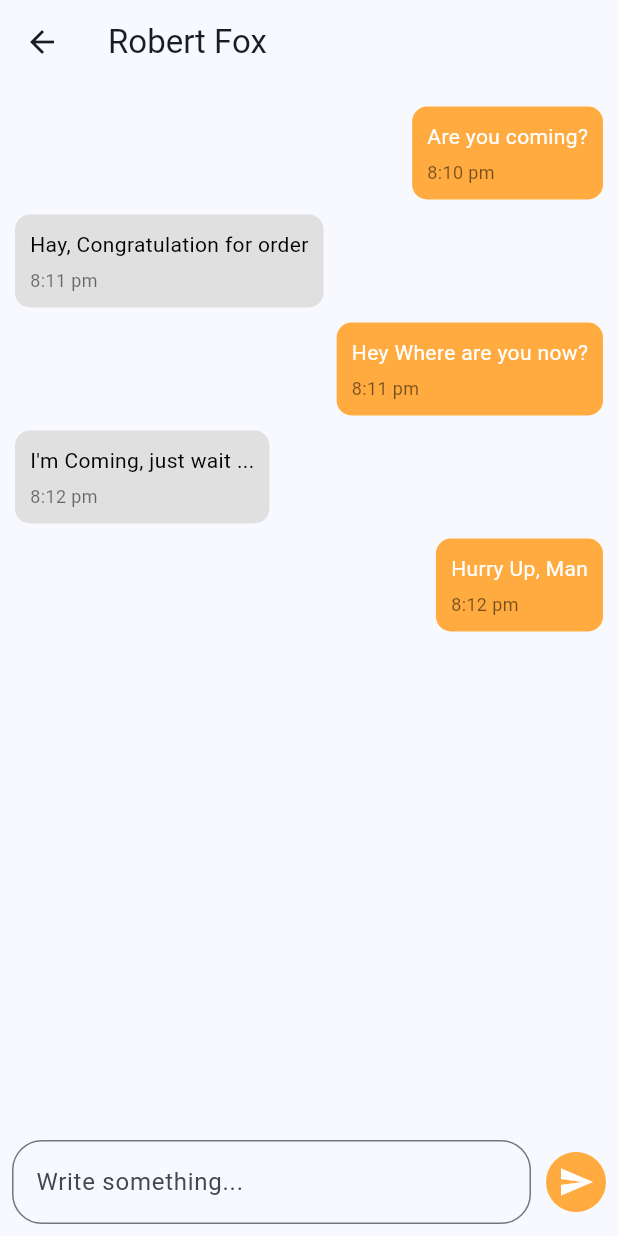
After one commit to TI-POLINDRA/PEMOBILE2-D4RPL2B-PRAKTIKUM4, a Flutter app: the ChatScreen screen opened by its route, on a phone screen of 412 x 824 dp. The commit adds this screen. Run offline on Flutter 3.47's test engine with Material 3 defaults, Android fonts, the phone set to English and light mode, and no system bars; our stand-ins replace flutter_screenutil, font_awesome_flutter; missing offline and left inert: iconify_flutter.

Commit message:
UI: saya membuat ui chat

```diff
--- a/lib/main.dart
+++ b/lib/main.dart
@@ -1,6 +1,7 @@
 import 'package:flutter/material.dart';
 import 'package:flutter_screenutil/flutter_screenutil.dart';
 import 'package:pemobile2_d4rpl3b_praktikum4/screens/Onboarding3.dart';
+import 'package:pemobile2_d4rpl3b_praktikum4/screens/chat_screen.dart';
 import 'package:pemobile2_d4rpl3b_praktikum4/screens/login_screen.dart';
 import 'package:pemobile2_d4rpl3b_praktikum4/screens/home_view_v3.dart';
 import 'package:pemobile2_d4rpl3b_praktikum4/screens/verification_page.dart';
@@ -44,7 +45,7 @@ class MyApp extends StatelessWidget {
             '/nomastercard': (context) => PaymentScreen(),
             '/payment': (context) => PaymentScreen(),
             '/search': (context) => const SearchScreen(),
-
+            '/chat': (context) => ChatScreen(),
           },
         );
       },
--- /dev/null
+++ b/lib/screens/chat_screen.dart
@@ -0,0 +1,101 @@
+import 'package:flutter/material.dart';
+
+void main() {
+  runApp(ChatApp());
+}
+
+class ChatApp extends StatelessWidget {
+  @override
+  Widget build(BuildContext context) {
+    return MaterialApp(debugShowCheckedModeBanner: false, home: ChatScreen());
+  }
+}
+
+class ChatScreen extends StatelessWidget {
+  final List<Map<String, dynamic>> messages = [
+    {"text": "Are you coming?", "isMe": true, "time": "8:10 pm"},
+    {"text": "Hay, Congratulation for order", "isMe": false, "time": "8:11 pm"},
+    {"text": "Hey Where are you now?", "isMe": true, "time": "8:11 pm"},
+    {"text": "I'm Coming, just wait ...", "isMe": false, "time": "8:12 pm"},
+    {"text": "Hurry Up, Man", "isMe": true, "time": "8:12 pm"},
+  ];
+
+  @override
+  Widget build(BuildContext context) {
+    return Scaffold(
+      appBar: AppBar(
+        title: Text("Robert Fox"),
+        leading: IconButton(icon: Icon(Icons.arrow_back), onPressed: () {}),
+      ),
+      body: Column(
+        children: [
+          Expanded(
+            child: ListView.builder(
+              padding: EdgeInsets.all(10),
+              itemCount: messages.length,
+              itemBuilder: (context, index) {
+                final message = messages[index];
+                return Align(
+                  alignment:
+                      message['isMe']
+                          ? Alignment.centerRight
+                          : Alignment.centerLeft,
+                  child: Container(
+                    margin: EdgeInsets.symmetric(vertical: 5),
+                    padding: EdgeInsets.all(10),
+                    decoration: BoxDecoration(
+                      color:
+                          message['isMe']
+                              ? Colors.orangeAccent
+                              : Colors.grey[300],
+                      borderRadius: BorderRadius.circular(10),
+                    ),
+                    child: Column(
+                      crossAxisAlignment: CrossAxisAlignment.start,
+                      children: [
+                        Text(
+                          message['text'],
+                          style: TextStyle(
+                            color:
+                                message['isMe'] ? Colors.white : Colors.black,
+                          ),
+                        ),
+                        SizedBox(height: 5),
+                        Text(
+                          message['time'],
+                          style: TextStyle(fontSize: 12, color: Colors.black54),
+                        ),
+                      ],
+                    ),
+                  ),
+                );
+              },
+            ),
+          ),
+          Padding(
+            padding: const EdgeInsets.all(8.0),
+            child: Row(
+              children: [
+                Expanded(
+                  child: TextField(
+                    decoration: InputDecoration(
+                      hintText: "Write something...",
+                      border: OutlineInputBorder(
+                        borderRadius: BorderRadius.circular(20),
+                      ),
+                    ),
+                  ),
+                ),
+                SizedBox(width: 10),
+                CircleAvatar(
+                  backgroundColor: Colors.orangeAccent,
+                  child: Icon(Icons.send, color: Colors.white),
+                ),
+              ],
+            ),
+          ),
+        ],
+      ),
+    );
+  }
+}
```
Also changed, not shown: pubspec.lock.
